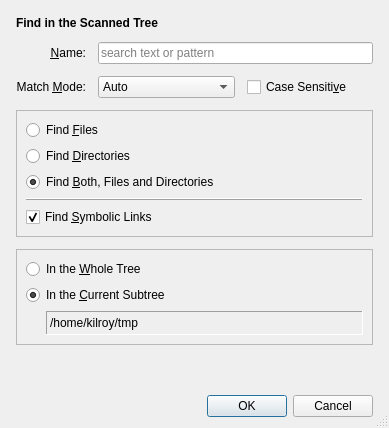
Above: src/find-files-dialog.ui from Lithopsian/qt6dirstat before the change. Below: the same form after it.
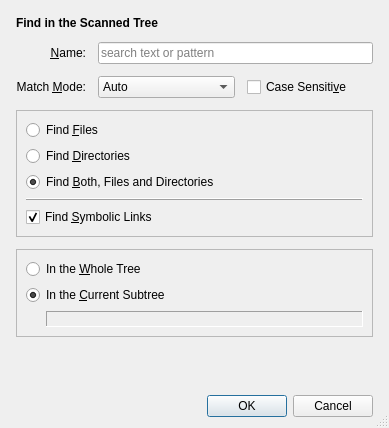
That is the form after the change. Icons and pictures are not drawn.

What changed in the file:
```diff
--- a/src/find-files-dialog.ui
+++ b/src/find-files-dialog.ui
@@ -191,9 +191,6 @@
      <property name="frameShape">
       <enum>QFrame::StyledPanel</enum>
      </property>
-     <property name="frameShadow">
-      <enum>QFrame::Raised</enum>
-     </property>
      <layout class="QVBoxLayout" name="verticalLayout_3">
       <item>
        <widget class="QRadioButton" name="wholeTreeRadioButton">
@@ -219,12 +216,6 @@
         </property>
         <item>
          <widget class="QLabel" name="currentSubtreePathLabel">
-          <property name="minimumSize">
-           <size>
-            <width>0</width>
-            <height>24</height>
-           </size>
-          </property>
           <property name="frameShape">
            <enum>QFrame::Panel</enum>
           </property>
@@ -237,9 +228,6 @@
           <property name="midLineWidth">
            <number>0</number>
           </property>
-          <property name="text">
-           <string>/home/kilroy/tmp</string>
-          </property>
          </widget>
         </item>
        </layout>
```
Left out of the diff: 11 changed lines with no effect on the pictures.
